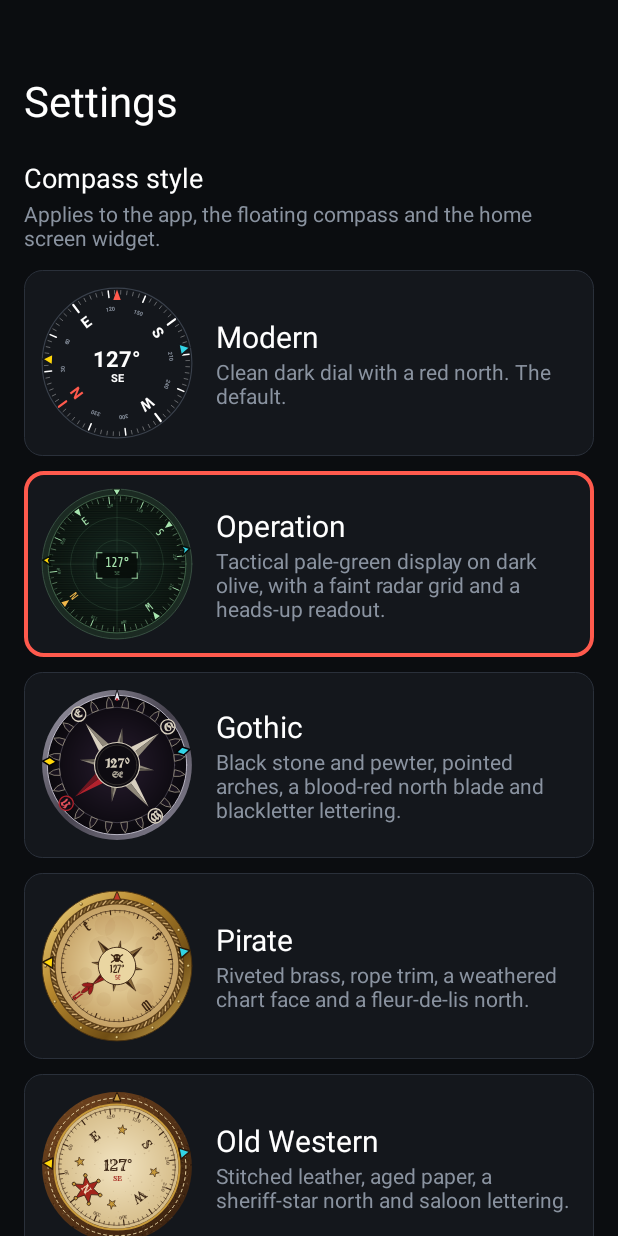
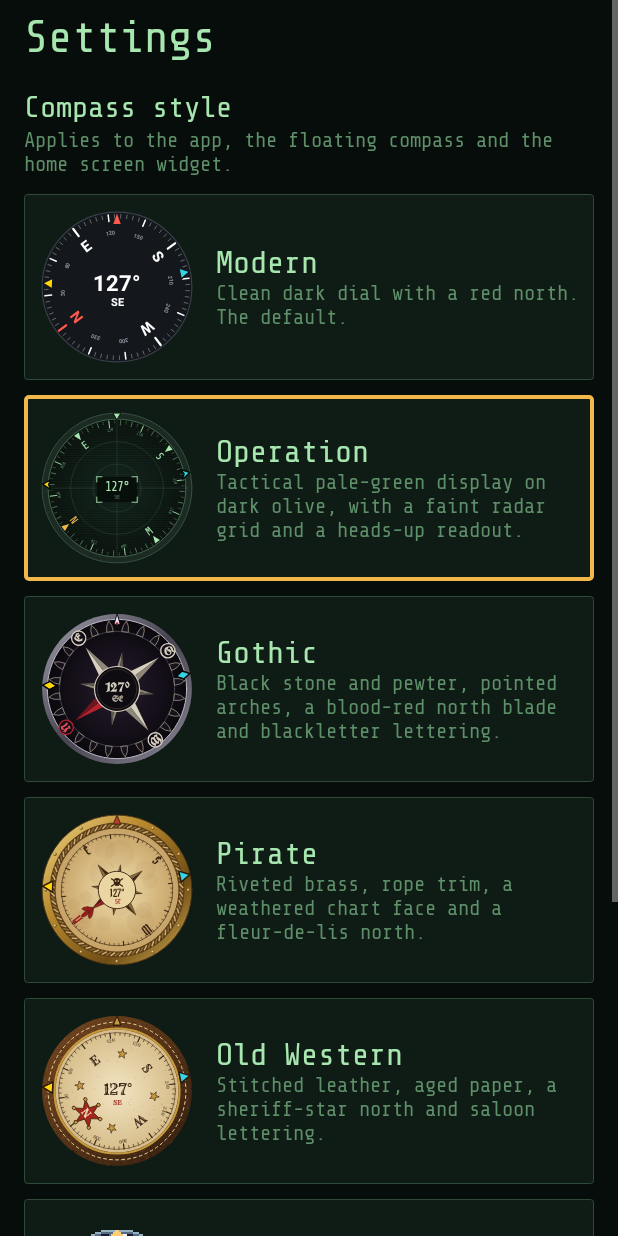
Before and after one commit to Jmk125/AndroidCompass, an Android app: the SettingsActivity screen opened directly, with no data from a screen before it, after a tap on "Operation", on a phone screen of 412 x 824 dp. Run offline under Robolectric (Android 15) with nearby library versions, the phone set to English and light mode, and no system bars; 1 other tap on this screen came first.

Commit message:
Theme the whole app (menus, dialogs, radar, settings) per style; fix bottom buttons under system bars
Co-Authored-By: Claude Sonnet 5.5 <noreply@anthropic.com>
Claude-Session: https://claude.ai/code/session_01USh9w42j8Jta7RFw4UKL3w

```diff
--- a/app/src/main/java/com/example/compass/SettingsActivity.kt
+++ b/app/src/main/java/com/example/compass/SettingsActivity.kt
@@ -3,110 +3,90 @@ package com.example.compass
 import android.app.Activity
 import android.appwidget.AppWidgetManager
 import android.content.ComponentName
+import android.content.Context
 import android.content.Intent
+import android.graphics.Canvas
 import android.net.Uri
+import android.os.Bundle
 import android.provider.Settings
-import android.widget.Button
-import android.widget.Toast
-import android.content.Context
-import android.graphics.Canvas
-import android.graphics.drawable.GradientDrawable
-import android.os.Bundle
 import android.view.Gravity
 import android.view.View
 import android.view.ViewGroup.LayoutParams.MATCH_PARENT
 import android.view.ViewGroup.LayoutParams.WRAP_CONTENT
+import android.widget.Button
 import android.widget.LinearLayout
 import android.widget.ScrollView
 import android.widget.TextView
+import android.widget.Toast
 
-/** Pick the compass style. Applies to the app, the floating compass and the widget. */
+/** Pick the compass style (which also styles the whole app), and set up the widget. */
 class SettingsActivity : Activity() {
 
-    private lateinit var rows: Map<CompassStyle, LinearLayout>
+    private lateinit var t: UiTheme
     private lateinit var backgroundButton: Button
-    private val accent = 0xFFFF5A4D.toInt()
-    private val gray = 0xFF8A93A0.toInt()
 
     private fun dp(n: Int) = (n * resources.displayMetrics.density).toInt()
 
     override fun onCreate(savedInstanceState: Bundle?) {
         super.onCreate(savedInstanceState)
+        t = UiTheme.of(this)
+        t.applyWindow(this)
+        val current = StylePrefs.get(this)
 
         val column = LinearLayout(this).apply {
             orientation = LinearLayout.VERTICAL
-            setPadding(dp(16), dp(48), dp(16), dp(48))
+            setPadding(dp(16), dp(8), dp(16), dp(24))
         }
-        column.addView(TextView(this).apply {
-            setText(R.string.settings)
-            setTextColor(0xFFFFFFFF.toInt()); textSize = 28f
-        })
-        column.addView(TextView(this).apply {
-            setText(R.string.compass_style)
-            setTextColor(0xFFFFFFFF.toInt()); textSize = 18f
-            setPadding(0, dp(20), 0, dp(2))
-        })
-        column.addView(TextView(this).apply {
-            setText(R.string.compass_style_hint)
-            setTextColor(gray)
-            setPadding(0, 0, 0, dp(12))
-        })
+        fun heading(textRes: Int, topDp: Int) = TextView(this).apply {
+            setText(textRes); t.styleTitle(this, 20f); setPadding(0, dp(topDp), 0, dp(2))
+        }
+        fun muted(textRes: Int, bottomDp: Int) = TextView(this).apply {
+            setText(textRes); t.styleBody(this, 14f, muted = true); setPadding(0, 0, 0, dp(bottomDp))
+        }
 
-        val built = LinkedHashMap<CompassStyle, LinearLayout>()
+        column.addView(TextView(this).apply { setText(R.string.settings); t.styleTitle(this, 30f) })
+        column.addView(heading(R.string.compass_style, 18))
+        column.addView(muted(R.string.compass_style_hint, 12))
+
         for (style in CompassStyle.values()) {
-            val preview = StylePreview(this, style)
+            val selected = style == current
             val texts = LinearLayout(this).apply {
                 orientation = LinearLayout.VERTICAL
-                addView(TextView(this@SettingsActivity).apply {
-                    text = style.label; textSize = 20f; setTextColor(0xFFFFFFFF.toInt())
-                })
-                addView(TextView(this@SettingsActivity).apply {
-                    text = style.blurb; textSize = 14f; setTextColor(gray)
-                })
+                addView(TextView(this@SettingsActivity).apply { text = style.label; t.styleTitle(this, 21f) })
+                addView(TextView(this@SettingsActivity).apply { text = style.blurb; t.styleBody(this, 14f, muted = true) })
             }
             val row = LinearLayout(this).apply {
                 orientation = LinearLayout.HORIZONTAL
                 gravity = Gravity.CENTER_VERTICAL
                 setPadding(dp(10), dp(10), dp(10), dp(10))
+                background = t.box(this@SettingsActivity, t.surface, if (selected) t.accent else t.border, if (selected) 3 else 1)
                 setOnClickListener { choose(style) }
-                addView(preview, LinearLayout.LayoutParams(dp(104), dp(104)).apply { rightMargin = dp(14) })
+                addView(StylePreview(this@SettingsActivity, style), LinearLayout.LayoutParams(dp(104), dp(104)).apply { rightMargin = dp(14) })
                 addView(texts, LinearLayout.LayoutParams(0, WRAP_CONTENT, 1f))
             }
             column.addView(row, LinearLayout.LayoutParams(MATCH_PARENT, WRAP_CONTENT).apply { bottomMargin = dp(10) })
-            built[style] = row
         }
-        rows = built
 
+        column.addView(heading(R.string.widget_section, 16))
+        column.addView(muted(R.string.widget_hint, 8))
+        column.addView(t.newButton(this, getString(R.string.add_widget)) { requestPinWidget() },
+            LinearLayout.LayoutParams(MATCH_PARENT, WRAP_CONTENT))
+        backgroundButton = t.newButton(this, getString(R.string.pins_on_widget)) {
+            Toast.makeText(this, R.string.pins_on_widget_hint, Toast.LENGTH_LONG).show()
+            startActivity(Intent(Settings.ACTION_APPLICATION_DETAILS_SETTINGS, Uri.parse("package:$packageName")))
+        }
+        column.addView(backgroundButton, LinearLayout.LayoutParams(MATCH_PARENT, WRAP_CONTENT).apply { topMargin = dp(8) })
         column.addView(TextView(this).apply {
-            setText(R.string.widget_section)
-            setTextColor(0xFFFFFFFF.toInt()); textSize = 18f
-            setPadding(0, dp(20), 0, dp(2))
-        })
-        column.addView(TextView(this).apply {
-            setText(R.string.widget_hint)
-            setTextColor(gray)
-            setPadding(0, 0, 0, dp(8))
-        })
-        column.addView(Button(this).apply {
-            setText(R.string.add_widget)
-            setOnClickListener { requestPinWidget() }
-        }, LinearLayout.LayoutParams(MATCH_PARENT, WRAP_CONTENT))
-        backgroundButton = Button(this).apply {
-            setText(R.string.pins_on_widget)
-            setOnClickListener {
-                Toast.makeText(this@SettingsActivity, R.string.pins_on_widget_hint, Toast.LENGTH_LONG).show()
-                startActivity(Intent(Settings.ACTION_APPLICATION_DETAILS_SETTINGS, Uri.parse("package:$packageName")))
-            }
-        }
-        column.addView(backgroundButton, LinearLayout.LayoutParams(MATCH_PARENT, WRAP_CONTENT))
-        column.addView(TextView(this).apply {
-            setText(R.string.calibrate_hint)
-            setTextColor(gray)
-            setPadding(0, dp(20), 0, 0)
+            setText(R.string.calibrate_hint); t.styleBody(this, 14f, muted = true); setPadding(0, dp(20), 0, 0)
         })
 
-        setContentView(ScrollView(this).apply { addView(column) })
-        refresh()
+        val scroll = ScrollView(this).apply {
+            setBackgroundColor(t.bg)
+            clipToPadding = false
+            addView(column)
+        }
+        applySystemInsets(scroll, extraTop = dp(8), extraBottom = dp(8), extraSide = 0)
+        setContentView(scroll)
     }
 
     override fun onResume() {
@@ -116,29 +96,19 @@ class SettingsActivity : Activity() {
             if (Permissions.hasFine(this) && !Permissions.hasBackground(this)) View.VISIBLE else View.GONE
     }
 
+    private fun choose(style: CompassStyle) {
+        if (style == StylePrefs.get(this)) return
+        StylePrefs.set(this, style)
+        CompassWidgetProvider.update(this) // restyle any widget already on the home screen
+        recreate() // rebuild this screen in the new look
+    }
+
     private fun requestPinWidget() {
         val mgr = getSystemService(AppWidgetManager::class.java)
         if (mgr.isRequestPinAppWidgetSupported) {
             mgr.requestPinAppWidget(ComponentName(this, CompassWidgetProvider::class.java), null, null)
         } else {
             Toast.makeText(this, R.string.add_widget_manual, Toast.LENGTH_LONG).show()
-        }
-    }
-
-    private fun choose(style: CompassStyle) {
-        StylePrefs.set(this, style)
-        CompassWidgetProvider.update(this) // restyle any widget already on the home screen
-        refresh()
-    }
-
-    private fun refresh() {
-        val current = StylePrefs.get(this)
-        for ((style, row) in rows) {
-            row.background = GradientDrawable().apply {
-                cornerRadius = dp(12).toFloat()
-                setColor(0xFF14171C.toInt())
-                setStroke(dp(if (style == current) 3 else 1), if (style == current) accent else 0xFF2A303A.toInt())
-            }
         }
     }
 
--- /dev/null
+++ b/app/src/main/java/com/example/compass/UiTheme.kt
@@ -0,0 +1,237 @@
+package com.example.compass
+
+import android.app.Activity
+import android.app.Dialog
+import android.content.Context
+import android.content.res.ColorStateList
+import android.graphics.Color
+import android.graphics.Typeface
+import android.graphics.drawable.ColorDrawable
+import android.graphics.drawable.GradientDrawable
+import android.graphics.drawable.RippleDrawable
+import android.view.Gravity
+import android.view.View
+import android.view.ViewGroup.LayoutParams.MATCH_PARENT
+import android.view.ViewGroup.LayoutParams.WRAP_CONTENT
+import android.view.Window
+import android.view.WindowManager
+import android.widget.Button
+import android.widget.LinearLayout
+import android.widget.ScrollView
+import android.widget.TextView
+import androidx.core.content.res.ResourcesCompat
+import androidx.core.view.ViewCompat
+import androidx.core.view.WindowCompat
+import androidx.core.view.WindowInsetsCompat
+
+class RadarColors(
+    val disc: Int, val ring: Int, val grid: Int, val muted: Int, val text: Int, val north: Int, val you: Int,
+)
+
+/** Colours, fonts and shapes for the whole app UI, one set per compass style. */
+class UiTheme(
+    val bg: Int, val surface: Int, val border: Int, val text: Int, val muted: Int, val accent: Int,
+    val buttonBg: Int, val buttonText: Int, val buttonBorder: Int, val cornerDp: Int,
+    val heading: Typeface, val body: Typeface, val isLight: Boolean,
+    val radar: RadarColors, val radarFont: Typeface,
+) {
+    private fun px(context: Context, n: Int) = n * context.resources.displayMetrics.density
+
+    fun box(context: Context, fill: Int, stroke: Int, strokeDp: Int): GradientDrawable = GradientDrawable().apply {
+        setColor(fill)
+        cornerRadius = px(context, cornerDp)
+        setStroke(px(context, strokeDp).toInt(), stroke)
+    }
+
+    fun styleButton(context: Context, b: Button, selected: Boolean = false) {
+        b.isAllCaps = false
+        b.typeface = heading
+        b.textSize = 16f
+        b.setTextColor(buttonText)
+        b.stateListAnimator = null
+        b.minHeight = 0
+        b.minimumHeight = 0
+        val base = box(context, if (selected) surface else buttonBg, if (selected) accent else buttonBorder, if (selected) 3 else 1)
+        b.background = RippleDrawable(ColorStateList.valueOf(Color.argb(60, 255, 255, 255)), base, null)
+        val h = px(context, 14).toInt()
+        val v = px(context, 10).toInt()
+        b.setPadding(h, v, h, v)
+    }
+
+    fun newButton(context: Context, label: CharSequence, selected: Boolean = false, onClick: () -> Unit): Button =
+        Button(context).also {
+            it.text = label
+            styleButton(context, it, selected)
+            it.setOnClickListener { onClick() }
+        }
+
+    fun styleTitle(tv: TextView, sizeSp: Float) {
+        tv.typeface = heading; tv.setTextColor(text); tv.textSize = sizeSp
+    }
+
+    fun styleBody(tv: TextView, sizeSp: Float, muted: Boolean = false) {
+        tv.typeface = body; tv.setTextColor(if (muted) this.muted else text); tv.textSize = sizeSp
+    }
+
+    /** Window background behind the system bars, and light/dark bar icons. */
+    fun applyWindow(activity: Activity) {
+        val w = activity.window
+        w.setBackgroundDrawable(ColorDrawable(bg))
+        @Suppress("DEPRECATION")
+        run { w.statusBarColor = bg; w.navigationBarColor = bg }
+        WindowCompat.getInsetsController(w, w.decorView).apply {
+            isAppearanceLightStatusBars = isLight
+            isAppearanceLightNavigationBars = isLight
+        }
+    }
+
+    companion object {
+        private fun font(context: Context, id: Int, fallback: Typeface): Typeface =
+            runCatching { ResourcesCompat.getFont(context, id) }.getOrNull() ?: fallback
+
+        fun of(context: Context, style: CompassStyle = StylePrefs.get(context)): UiTheme = when (style) {
+            CompassStyle.MODERN -> UiTheme(
+                bg = hexc("#0B0D10"), surface = hexc("#14171C"), border = hexc("#2A303A"),
+                text = Color.WHITE, muted = hexc("#8A93A0"), accent = hexc("#FF5A4D"),
+                buttonBg = hexc("#1E232A"), buttonText = Color.WHITE, buttonBorder = hexc("#3A414C"), cornerDp = 12,
+                heading = Typeface.DEFAULT_BOLD, body = Typeface.DEFAULT, isLight = false,
+                radar = RadarColors(hexc("#14171C"), hexc("#3A414C"), hexc("#2A303A"), hexc("#8A93A0"), Color.WHITE, hexc("#FF5A4D"), Color.WHITE),
+                radarFont = Typeface.DEFAULT,
+            )
+            CompassStyle.OPERATION -> {
+                val mono = font(context, R.font.share_tech_mono, Typeface.MONOSPACE)
+                UiTheme(
+                    bg = hexc("#070D0A"), surface = hexc("#0F1B15"), border = hexc("#2E4A38"),
+                    text = hexc("#A8E6B0"), muted = hexc("#5E8F69"), accent = hexc("#F2B84B"),
+                    buttonBg = hexc("#10201A"), buttonText = hexc("#A8E6B0"), buttonBorder = hexc("#5E8F69"), cornerDp = 2,
+                    heading = mono, body = mono, isLight = false,
+                    radar = RadarColors(hexc("#0B1510"), hexc("#3C5446"), hexc("#2E4A38"), hexc("#5E8F69"), hexc("#A8E6B0"), hexc("#F2B84B"), hexc("#A8E6B0")),
+                    radarFont = mono,
+                )
+            }
+            CompassStyle.GOTHIC -> UiTheme(
+                bg = hexc("#0A080D"), surface = hexc("#17111C"), border = hexc("#5D574D"),
+                text = hexc("#D8D0BF"), muted = hexc("#8F887A"), accent = hexc("#B3222D"),
+                buttonBg = hexc("#1F1824"), buttonText = hexc("#D8D0BF"), buttonBorder = hexc("#8F887A"), cornerDp = 4,
+                heading = font(context, R.font.unifraktur_cook, Typeface.SERIF), body = Typeface.SERIF, isLight = false,
+                radar = RadarColors(hexc("#120D16"), hexc("#6D6978"), hexc("#2A2430"), hexc("#8F887A"), hexc("#D8D0BF"), hexc("#B3222D"), hexc("#D8D0BF")),
+                radarFont = Typeface.SERIF,
+            )
+            CompassStyle.PIRATE -> {
+                val pirata = font(context, R.font.pirata_one, Typeface.SERIF)
+                UiTheme(
+                    bg = hexc("#E3CF9C"), surface = hexc("#F0E2B8"), border = hexc("#8A6A38"),
+                    text = hexc("#3B2412"), muted = hexc("#6B5230"), accent = hexc("#9B1C1C"),
+                    buttonBg = hexc("#B98A2F"), buttonText = hexc("#2A1A08"), buttonBorder = hexc("#4A3210"), cornerDp = 8,
+                    heading = pirata, body = Typeface.SERIF, isLight = true,
+                    radar = RadarColors(hexc("#EAD6A2"), hexc("#8A6A38"), hexc("#C6A266"), hexc("#6B5230"), hexc("#3B2412"), hexc("#9B1C1C"), hexc("#3B2412")),
+                    radarFont = pirata,
+                )
+            }
+            CompassStyle.WESTERN -> UiTheme(
+                bg = hexc("#2A1A0E"), surface = hexc("#3B2412"), border = hexc("#C79A3B"),
+                text = hexc("#F2E4C2"), muted = hexc("#C9B58A"), accent = hexc("#C79A3B"),
+                buttonBg = hexc("#C79A3B"), buttonText = hexc("#2A170A"), buttonBorder = hexc("#E9D6A6"), cornerDp = 6,
+                heading = font(context, R.font.rye, Typeface.SERIF), body = Typeface.SERIF, isLight = false,
+                radar = RadarColors(hexc("#EFE0BD"), hexc("#C79A3B"), hexc("#D6BD8A"), hexc("#7A5C34"), hexc("#3A2414"), hexc("#A3241B"), hexc("#3A2414")),
+                radarFont = Typeface.create(Typeface.SERIF, Typeface.BOLD),
+            )
+            CompassStyle.PIXEL -> {
+                val silk = font(context, R.font.silkscreen, Typeface.MONOSPACE)
+                UiTheme(
+                    bg = hexc("#1A1C2C"), surface = hexc("#333C57"), border = hexc("#566C86"),
+                    text = hexc("#F4F4F4"), muted = hexc("#94B0C2"), accent = hexc("#EF7D57"),
+                    buttonBg = hexc("#3B5DC9"), buttonText = Color.WHITE, buttonBorder = hexc("#F4F4F4"), cornerDp = 0,
+                    heading = silk, body = silk, isLight = false,
+                    radar = RadarColors(hexc("#1A1C2C"), hexc("#566C86"), hexc("#333C57"), hexc("#94B0C2"), hexc("#F4F4F4"), hexc("#EF7D57"), hexc("#FFCD75")),
+                    radarFont = silk,
+                )
+            }
+        }
+    }
+}
+
+/**
+ * Keeps [view]'s content clear of the status bar, navigation bar and cutouts. Newer Android draws
+ * apps edge to edge, so without this the bottom buttons end up under the navigation buttons.
+ */
+fun applySystemInsets(view: View, extraTop: Int, extraBottom: Int, extraSide: Int) {
+    ViewCompat.setOnApplyWindowInsetsListener(view) { v, insets ->
+        val b = insets.getInsets(WindowInsetsCompat.Type.systemBars() or WindowInsetsCompat.Type.displayCutout())
+        v.setPadding(b.left + extraSide, b.top + extraTop, b.right + extraSide, b.bottom + extraBottom)
+        WindowInsetsCompat.CONSUMED
+    }
+    ViewCompat.requestApplyInsets(view)
+}
+
+/** A dialog drawn in the current style: title, message, a custom view, a list of choices, and buttons. */
+class ThemedDialog(private val activity: Activity, private val t: UiTheme) {
+
+    private fun dp(n: Int) = (n * activity.resources.displayMetrics.density).toInt()
+
+    fun show(
+        title: String? = null,
+        message: String? = null,
+        body: View? = null,
+        items: List<CharSequence>? = null,
+        onItem: ((Int) -> Unit)? = null,
+        positive: String? = null,
+        onPositive: (() -> Unit)? = null,
+        negative: String? = null,
+    ): Dialog {
+        val dialog = Dialog(activity)
+        dialog.requestWindowFeature(Window.FEATURE_NO_TITLE)
+
+        val column = LinearLayout(activity).apply {
+            orientation = LinearLayout.VERTICAL
+            setPadding(dp(20), dp(18), dp(20), dp(14))
+            background = t.box(activity, t.surface, t.border, 2)
+        }
+        if (title != null) column.addView(TextView(activity).apply {
+            text = title; t.styleTitle(this, 22f); setPadding(0, 0, 0, dp(10))
+        })
+        if (message != null) column.addView(TextView(activity).apply {
+            text = message; t.styleBody(this, 16f); setPadding(0, 0, 0, dp(8))
+        })
+        if (body != null) column.addView(body, LinearLayout.LayoutParams(MATCH_PARENT, WRAP_CONTENT))
+        if (items != null) {
+            val list = LinearLayout(activity).apply { orientation = LinearLayout.VERTICAL }
+            items.forEachIndexed { i, label ->
+                list.addView(TextView(activity).apply {
+                    text = label; t.styleBody(this, 18f)
+                    setPadding(dp(4), dp(12), dp(4), dp(12))
+                    background = RippleDrawable(ColorStateList.valueOf(Color.argb(50, 128, 128, 128)), null, ColorDrawable(Color.WHITE))
+                    setOnClickListener { dialog.dismiss(); onItem?.invoke(i) }
+                }, LinearLayout.LayoutParams(MATCH_PARENT, WRAP_CONTENT))
+            }
+            column.addView(ScrollView(activity).apply { addView(list) }, LinearLayout.LayoutParams(MATCH_PARENT, WRAP_CONTENT))
+        }
+        if (positive != null || negative != null) {
+            val row = LinearLayout(activity).apply {
+                orientation = LinearLayout.HORIZONTAL
+                gravity = Gravity.END
+                setPadding(0, dp(12), 0, 0)
+            }
+            if (negative != null) row.addView(Button(activity).apply {
+                text = negative; isAllCaps = false; typeface = t.heading; textSize = 16f
+                setTextColor(t.muted); background = null; stateListAnimator = null
+                setOnClickListener { dialog.dismiss() }
+            })
+            if (positive != null) row.addView(t.newButton(activity, positive) {
+                dialog.dismiss(); onPositive?.invoke()
+            }, LinearLayout.LayoutParams(WRAP_CONTENT, WRAP_CONTENT).apply { leftMargin = dp(8) })
+            column.addView(row, LinearLayout.LayoutParams(MATCH_PARENT, WRAP_CONTENT))
+        }
+
+        dialog.setContentView(column)
+        dialog.window?.apply {
+            setBackgroundDrawable(ColorDrawable(Color.TRANSPARENT))
+            setLayout((activity.resources.displayMetrics.widthPixels * 0.9f).toInt(), WRAP_CONTENT)
+            if (body != null) setSoftInputMode(
+                WindowManager.LayoutParams.SOFT_INPUT_ADJUST_RESIZE or WindowManager.LayoutParams.SOFT_INPUT_STATE_VISIBLE
+            )
+        }
+        dialog.show()
+        return dialog
+    }
+}
```
Also changed, not shown: app/src/main/java/com/example/compass/MainActivity.kt (+85 -86 lines), app/src/main/java/com/example/compass/RadarView.kt (+25 -0 lines).
